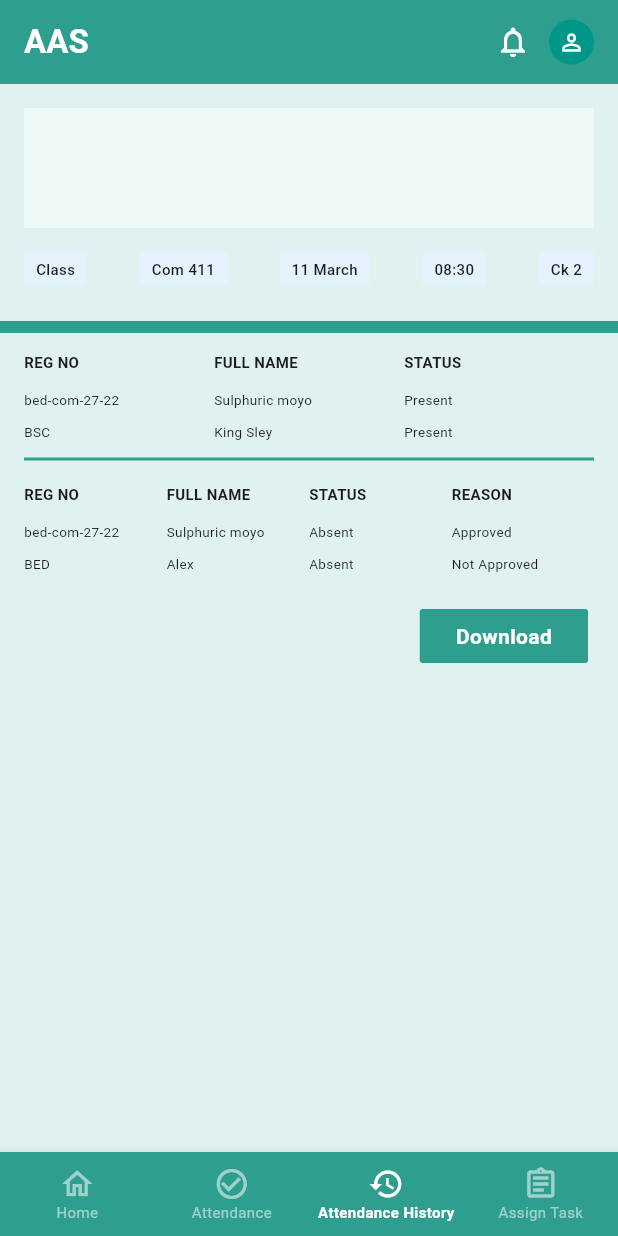
After one commit to alexmwalec/Automated-Attendance-System, a Flutter app: the InvigilatorDashboard screen opened by its route, item 3 of the bottom bar chosen, after a tap on "VIEW", on a phone screen of 412 x 824 dp. The commit adds this screen. Run offline on Flutter 3.47's test engine with Material 3 defaults, Android fonts, the phone set to English and light mode, and no system bars; missing offline and left inert: mobile_scanner.

Commit message:
worked on the list page

```diff
--- a/lib/Features/Lecturer/attendance_history.dart
+++ b/lib/Features/Lecturer/attendance_history.dart
@@ -2,6 +2,7 @@ import 'package:flutter/material.dart';
 import 'invigilator_dashboard.dart';
 import 'select_course.dart';
 import 'assign.dart';
+import 'viewlist.dart';
 
 const Color tealPrimary = Color(0xFF2E9E8E);
 const Color tealDark = Color(0xFF227A6D);
@@ -153,15 +154,28 @@ class _AttendanceHistoryState extends State<AttendanceHistory> {
                       _TableCellText(item['absent']!),
                       Expanded(
                         child: Center(
+                          child: GestureDetector(
+                            behavior: HitTestBehavior.opaque,
+                            onTap: () {
+                              Navigator.push(
+                                context,
+                                MaterialPageRoute(builder: (_) => const ViewList()),
+                              );
+                            },
                             child: Container(
-                            padding: const EdgeInsets.symmetric(horizontal: 8, vertical: 2),
+                              padding: const EdgeInsets.symmetric(horizontal: 12, vertical: 4),
                               decoration: BoxDecoration(
                                 color: tealPrimary,
-                              borderRadius: BorderRadius.circular(2),
+                                borderRadius: BorderRadius.circular(4),
                               ),
                               child: const Text(
                                 "VIEW",
-                              style: TextStyle(color: Colors.white, fontSize: 10),
+                                style: TextStyle(
+                                  color: Colors.white,
+                                  fontSize: 10,
+                                  fontWeight: FontWeight.bold,
+                                ),
+                              ),
                             ),
                           ),
                         ),
--- /dev/null
+++ b/lib/Features/Lecturer/viewlist.dart
@@ -0,0 +1,254 @@
+import 'package:flutter/material.dart';
+import 'invigilator_dashboard.dart';
+import 'attendance_history.dart';
+import 'assign.dart';
+
+const Color tealPrimary = Color(0xFF2E9E8E);
+const Color tealDark = Color(0xFF227A6D);
+const Color tealLight = Color(0xFFDFF2EF);
+
+class ViewList extends StatefulWidget {
+  const ViewList({super.key});
+
+  @override
+  State<ViewList> createState() => _ViewListState();
+}
+
+class _ViewListState extends State<ViewList> {
+  int _currentIndex = 2; // Keep Attendance History tab highlighted
+
+  final List<Map<String, String>> presentStudents = [
+    {
+      "reg": "bed-com-27-22",
+      "name": "Sulphuric moyo",
+      "status": "Present"
+    },
+    {
+      "reg": "BSC",
+      "name": "King Sley",
+      "status": "Present"
+    },
+  ];
+
+  final List<Map<String, String>> absentStudents = [
+    {
+      "reg": "bed-com-27-22",
+      "name": "Sulphuric moyo",
+      "status": "Absent",
+      "reason": "Approved"
+    },
+    {
+      "reg": "BED",
+      "name": "Alex",
+      "status": "Absent",
+      "reason": "Not Approved"
+    },
+  ];
+
+  void _onNavTap(int index) {
+    if (index == _currentIndex) return;
+
+    if (index == 0) {
+      Navigator.pushAndRemoveUntil(
+        context,
+        MaterialPageRoute(builder: (_) => const InvigilatorDashboard(initialIndex: 0)),
+        (route) => false,
+      );
+    } else if (index == 1) {
+      Navigator.pushAndRemoveUntil(
+        context,
+        MaterialPageRoute(builder: (_) => const InvigilatorDashboard(initialIndex: 1)),
+        (route) => false,
+      );
+    } else if (index == 2) {
+      Navigator.pushReplacement(
+        context,
+        MaterialPageRoute(builder: (_) => const AttendanceHistory()),
+      );
+    } else if (index == 3) {
+      Navigator.pushReplacement(
+        context,
+        MaterialPageRoute(builder: (_) => const Assign()),
+      );
+    }
+  }
+
+  @override
+  Widget build(BuildContext context) {
+    return Scaffold(
+      backgroundColor: tealLight,
+      appBar: AppBar(
+        backgroundColor: tealPrimary,
+        automaticallyImplyLeading: false,
+        elevation: 0,
+        title: const Text(
+          'AAS',
+          style: TextStyle(color: Colors.white, fontWeight: FontWeight.bold),
+        ),
+        actions: [
+          IconButton(
+            icon: const Icon(Icons.notifications_none, color: Colors.white),
+            onPressed: () {},
+          ),
+          const Padding(
+            padding: EdgeInsets.only(right: 16.0),
+            child: CircleAvatar(
+              backgroundColor: Colors.teal,
+              radius: 15,
+              child: Icon(Icons.person_outline, color: Colors.white, size: 18),
+            ),
+          ),
+        ],
+      ),
+      body: SingleChildScrollView(
+        child: Column(
+          children: [
+            Container(
+              height: 80,
+              width: double.infinity,
+              color: Colors.white.withOpacity(0.5),
+              margin: const EdgeInsets.all(16),
+            ),
+            Padding(
+              padding: const EdgeInsets.symmetric(horizontal: 16.0),
+              child: Row(
+                mainAxisAlignment: MainAxisAlignment.spaceBetween,
+                children: [
+                  _buildDetailBox("Class"),
+                  _buildDetailBox("Com 411"),
+                  _buildDetailBox("11 March"),
+                  _buildDetailBox("08:30"),
+                  _buildDetailBox("Ck 2"),
+                ],
+              ),
+            ),
+            const SizedBox(height: 20),
+            const Divider(color: tealPrimary, thickness: 8),
+
+            // Present Table
+            _buildTableHeader(["REG NO", "FULL NAME", "STATUS"]),
+            ListView.builder(
+              shrinkWrap: true,
+              physics: const NeverScrollableScrollPhysics(),
+              itemCount: presentStudents.length,
+              itemBuilder: (context, index) {
+                final student = presentStudents[index];
+                return _buildTableRow([student["reg"]!, student["name"]!, student["status"]!]);
+              },
+            ),
+
+            const Divider(color: tealPrimary, thickness: 2, indent: 16, endIndent: 16),
+
+            // Absent Table
+            _buildTableHeader(["REG NO", "FULL NAME", "STATUS", "REASON"]),
+            ListView.builder(
+              shrinkWrap: true,
+              physics: const NeverScrollableScrollPhysics(),
+              itemCount: absentStudents.length,
+              itemBuilder: (context, index) {
+                final student = absentStudents[index];
+                return _buildTableRow([
+                  student["reg"]!,
+                  student["name"]!,
+                  student["status"]!,
+                  student["reason"]!
+                ]);
+              },
+            ),
+
+            const SizedBox(height: 20),
+            Padding(
+              padding: const EdgeInsets.only(right: 20.0, bottom: 20.0),
+              child: Align(
+                alignment: Alignment.centerRight,
+                child: GestureDetector(
+                  onTap: () {
+                    ScaffoldMessenger.of(context).showSnackBar(
+                      const SnackBar(
+                        content: Text('Downloading attendance list...'),
+                        backgroundColor: tealPrimary,
+                      ),
+                    );
+                  },
+                  child: Container(
+                    padding: const EdgeInsets.symmetric(horizontal: 24, vertical: 8),
+                    decoration: BoxDecoration(
+                      color: tealPrimary,
+                      borderRadius: BorderRadius.circular(2),
+                    ),
+                    child: const Text(
+                      "Download",
+                      style: TextStyle(color: Colors.white, fontWeight: FontWeight.bold),
+                    ),
+                  ),
+                ),
+              ),
+            ),
+          ],
+        ),
+      ),
+      bottomNavigationBar: BottomNavigationBar(
+        currentIndex: _currentIndex,
+        onTap: _onNavTap,
+        type: BottomNavigationBarType.fixed,
+        backgroundColor: tealPrimary,
+        selectedItemColor: Colors.white,
+        unselectedItemColor: Colors.white54,
+        selectedLabelStyle: const TextStyle(fontWeight: FontWeight.bold, fontSize: 10),
+        unselectedLabelStyle: const TextStyle(fontSize: 10),
+        items: const [
+          BottomNavigationBarItem(icon: Icon(Icons.home_outlined), activeIcon: Icon(Icons.home), label: 'Home'),
+          BottomNavigationBarItem(icon: Icon(Icons.check_circle_outline), activeIcon: Icon(Icons.check_circle), label: 'Attendance'),
+          BottomNavigationBarItem(icon: Icon(Icons.history_outlined), activeIcon: Icon(Icons.history), label: 'Attendance History'),
+          BottomNavigationBarItem(icon: Icon(Icons.assignment_outlined), activeIcon: Icon(Icons.assignment), label: 'Assign Task'),
+        ],
+      ),
+    );
+  }
+
+  Widget _buildDetailBox(String text) {
+    return Container(
+      padding: const EdgeInsets.symmetric(horizontal: 8, vertical: 4),
+      decoration: BoxDecoration(
+        color: const Color(0xFFE3F2FD),
+        borderRadius: BorderRadius.circular(2),
+      ),
+      child: Text(
+        text,
+        style: const TextStyle(fontSize: 10, fontWeight: FontWeight.w500),
+      ),
+    );
+  }
+
+  Widget _buildTableHeader(List<String> headers) {
+    return Padding(
+      padding: const EdgeInsets.symmetric(horizontal: 16.0, vertical: 8.0),
+      child: Row(
+        children: headers
+            .map((h) => Expanded(
+                  child: Text(
+                    h,
+                    style: const TextStyle(fontWeight: FontWeight.bold, fontSize: 10),
+                  ),
+                ))
+            .toList(),
+      ),
+    );
+  }
+
+  Widget _buildTableRow(List<String> cells) {
+    return Padding(
+      padding: const EdgeInsets.symmetric(horizontal: 16.0, vertical: 4.0),
+      child: Row(
+        children: cells
+            .map((c) => Expanded(
+                  child: Text(
+                    c,
+                    style: const TextStyle(fontSize: 9),
+                  ),
+                ))
+            .toList(),
+      ),
+    );
+  }
+}
```
Also changed, not shown: 1 other file. Lines whose indentation alone changed are shown as unchanged.
